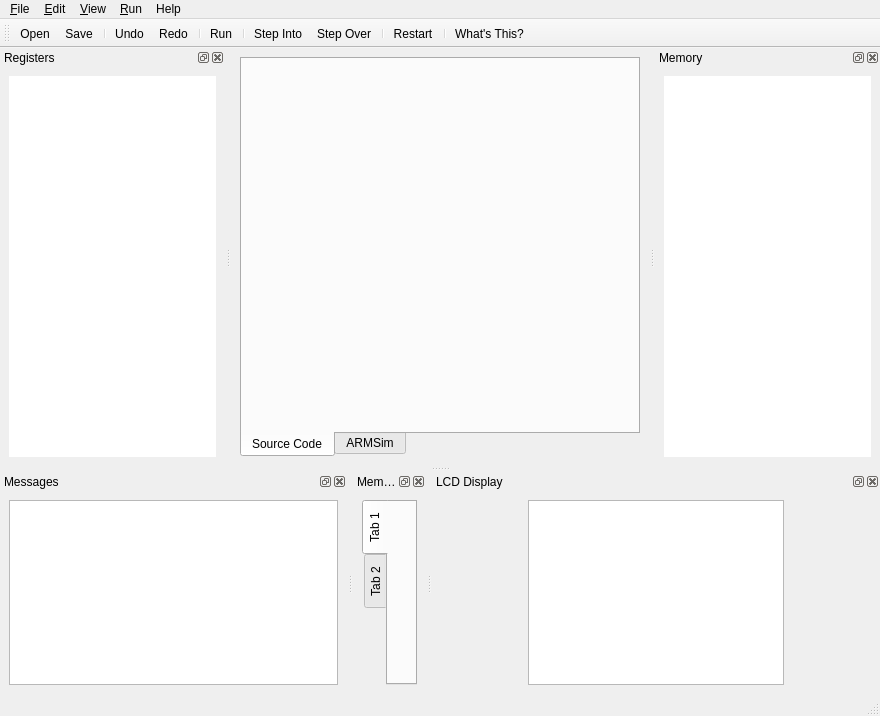
Above: qtarmsim/ui/mainwindow.ui from barrachi/qtarmsim before the change. Below: the same form after it.
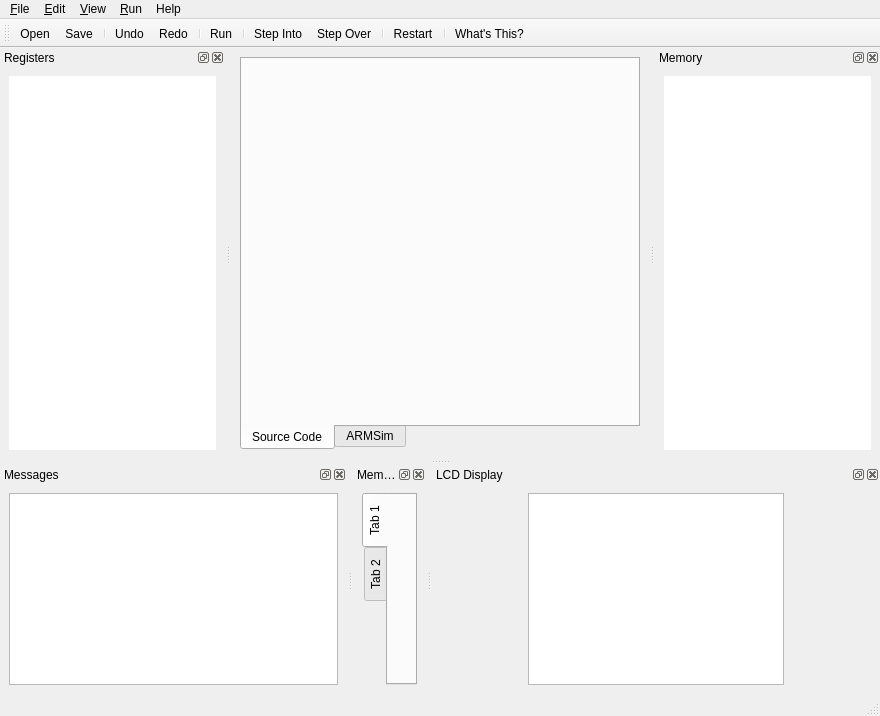
That is the form after the change. Icons and pictures are not drawn. Custom widgets are drawn as their Qt base class.

Commit message: Reduced the tabWidgetCode's minimum size to 300px (from 400px) to accomodate lower vertical resolutions

What changed in the file:
```diff
--- a/qtarmsim/ui/mainwindow.ui
+++ b/qtarmsim/ui/mainwindow.ui
@@ -50,7 +50,7 @@
       <property name="minimumSize">
        <size>
         <width>400</width>
-        <height>400</height>
+        <height>300</height>
        </size>
       </property>
       <property name="tabPosition">
@@ -212,8 +212,8 @@
    </property>
    <property name="minimumSize">
     <size>
-     <width>86</width>
-     <height>108</height>
+     <width>180</width>
+     <height>100</height>
     </size>
    </property>
    <property name="toolTip">
@@ -265,7 +265,7 @@
    <property name="minimumSize">
     <size>
      <width>180</width>
-     <height>172</height>
+     <height>100</height>
     </size>
    </property>
    <property name="toolTip">
```
